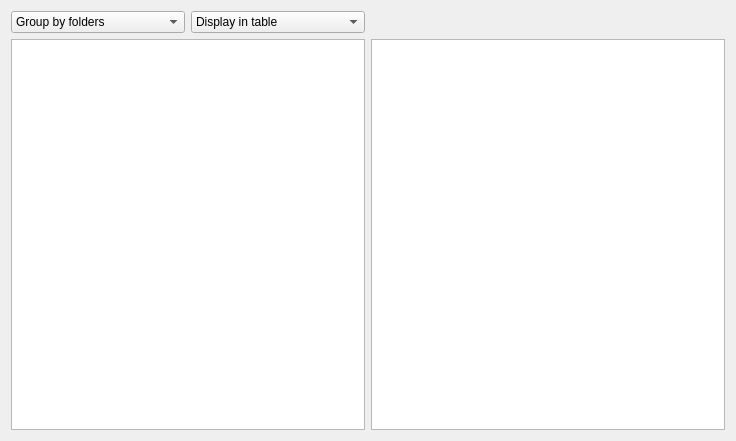
Qt form filemanager.ui (DisneoQWE/laba3) before a commit.
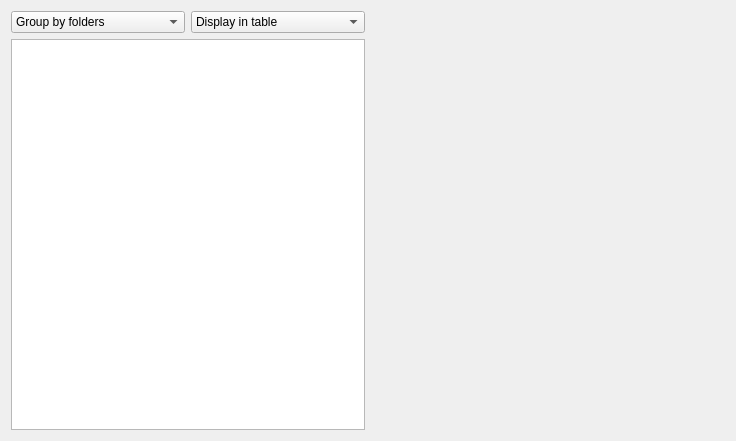
The same form after that commit.

Patch:
```diff
--- a/filemanager.ui
+++ b/filemanager.ui
@@ -20,7 +20,7 @@
       <widget class="QTreeView" name="treeView"/>
      </item>
      <item row="1" column="1">
-      <widget class="QTableView" name="tableView"/>
+      <widget class="QStackedWidget" name="stackedWidget"/>
      </item>
      <item row="0" column="0">
       <layout class="QHBoxLayout" name="horizontalLayout">
```
